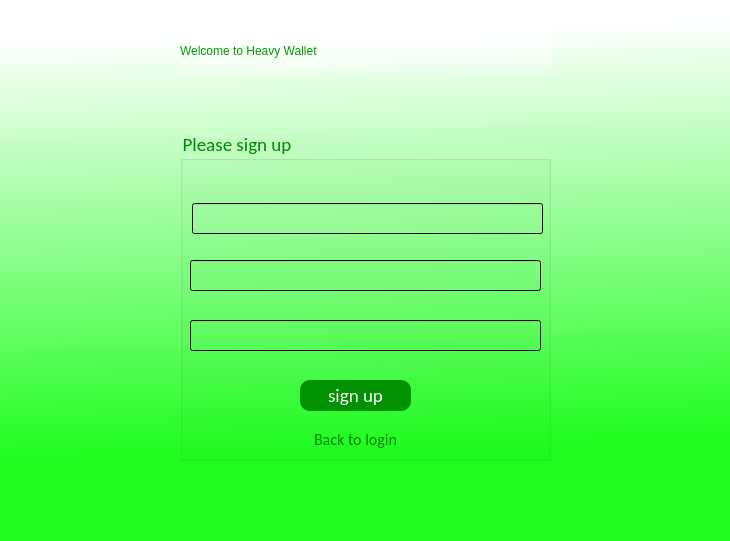
BogdanKalysh/budget_manager_app, file budget_manager_frontend/forms/signupwindow.ui: the form before one commit.
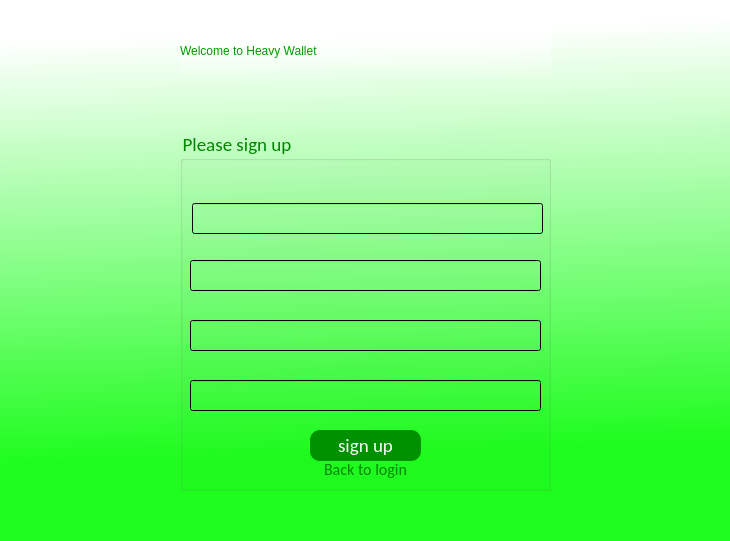
The form after the commit. Icons and pictures are not drawn.

```diff
--- a/budget_manager_frontend/forms/signupwindow.ui
+++ b/budget_manager_frontend/forms/signupwindow.ui
@@ -27,7 +27,7 @@
       <x>180</x>
       <y>130</y>
       <width>371</width>
-      <height>331</height>
+      <height>361</height>
      </rect>
     </property>
     <property name="font">
@@ -95,8 +95,8 @@
     <widget class="QPushButton" name="signUpButton">
      <property name="geometry">
       <rect>
-       <x>120</x>
-       <y>250</y>
+       <x>130</x>
+       <y>300</y>
        <width>111</width>
        <height>31</height>
       </rect>
@@ -128,8 +128,8 @@
     <widget class="QPushButton" name="backToLoginButton">
      <property name="geometry">
       <rect>
-       <x>130</x>
-       <y>300</y>
+       <x>140</x>
+       <y>330</y>
        <width>91</width>
        <height>19</height>
       </rect>
@@ -160,6 +160,19 @@
       <string>Back to login</string>
      </property>
     </widget>
+    <widget class="QLineEdit" name="repeatPasswordLine">
+     <property name="geometry">
+      <rect>
+       <x>10</x>
+       <y>250</y>
+       <width>351</width>
+       <height>31</height>
+      </rect>
+     </property>
+     <property name="echoMode">
+      <enum>QLineEdit::Password</enum>
+     </property>
+    </widget>
    </widget>
    <widget class="QLabel" name="label">
     <property name="geometry">
```
